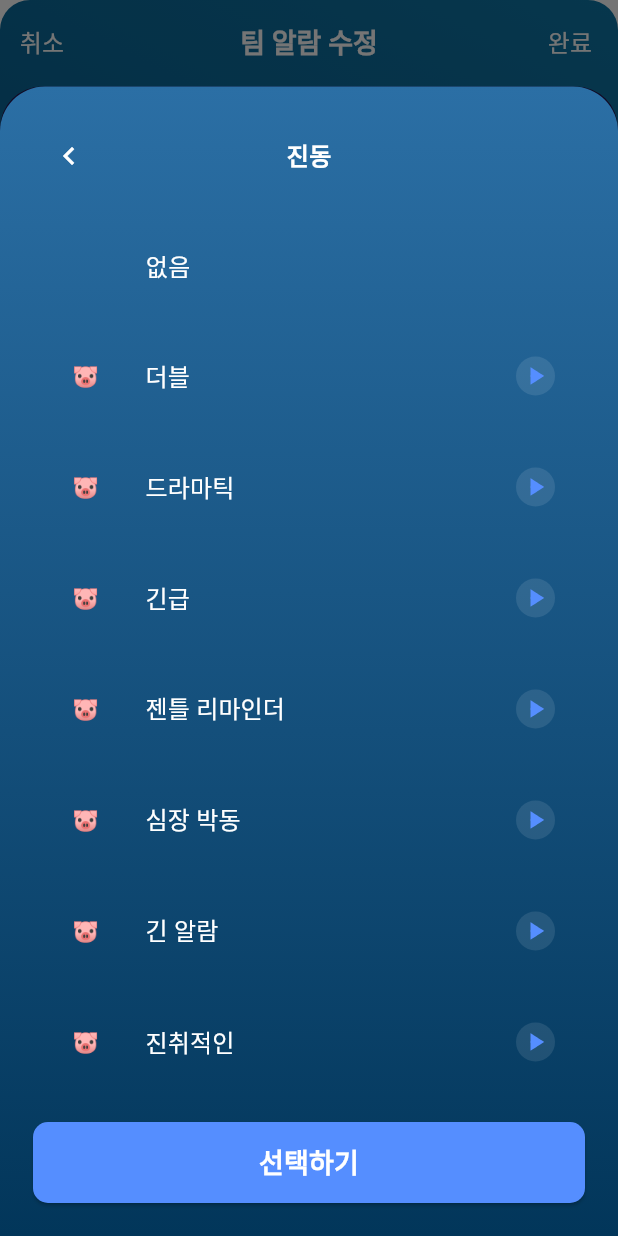
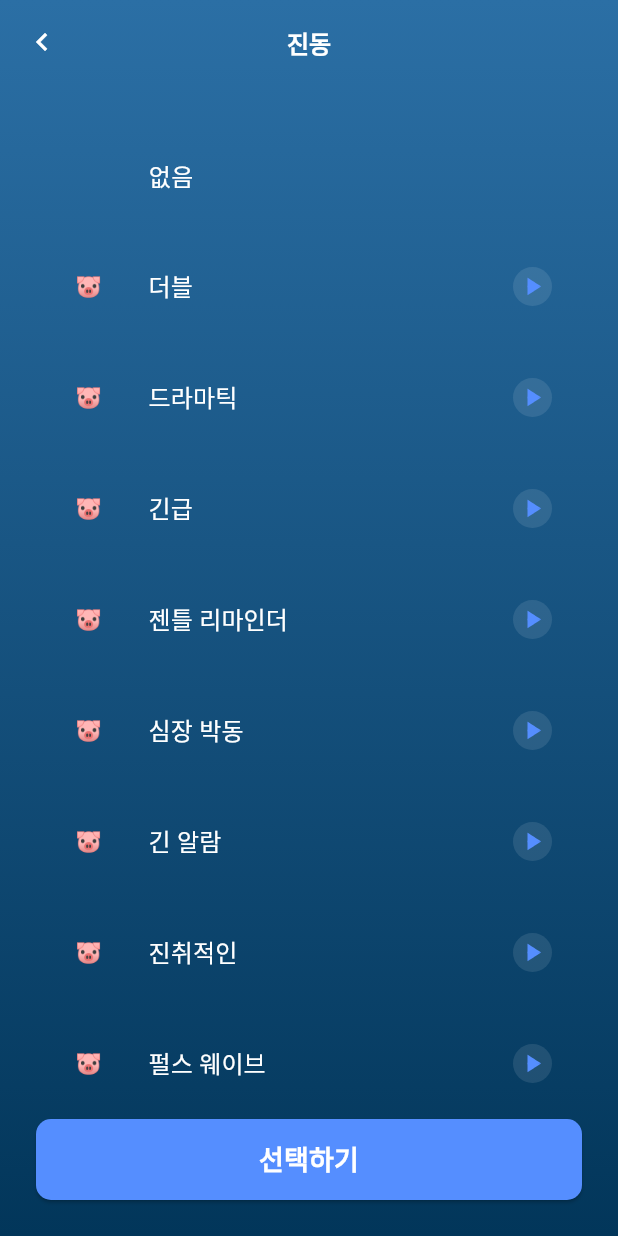
Before and after one commit to elian118/alarmi, a Flutter app: the CreateAlarmScreen screen opened directly with empty values, after a tap on "진동", on a phone screen of 412 x 824 dp. Run offline on Flutter 3.47's test engine with Material 3 defaults, Android fonts, the phone set to English and light mode, and no system bars; drawn by our look-alikes of flutter_animate; our stand-ins replace animated_text_kit, awesome_notifications, flutter_riverpod, flutter_svg, fluttertoast, go_router and 6 more; missing offline and left inert: shake; accounts and stored records are empty; Roboto replaces fonts that are missing (Pretendard); statements that could not run were skipped; project files that could hold a hidden picture were left out.

Commit message:
알람 생성 / 수정 > 알람음 / 진동 다이얼로그 띄움 방식 변경

```diff
--- a/lib/common/routes/router.dart
+++ b/lib/common/routes/router.dart
@@ -1,6 +1,10 @@
+import 'dart:ui';
+
 import 'package:alarmi/common/configs/notification_initialize.dart';
 import 'package:alarmi/features/alarm/screens/alarms_screen.dart';
 import 'package:alarmi/features/alarm/screens/create_alarm_screen.dart';
+import 'package:alarmi/features/alarm/widgets/bell_settings_dialog.dart';
+import 'package:alarmi/features/alarm/widgets/vibrate_settings_dialog.dart';
 import 'package:alarmi/features/main/screens/main_screen.dart';
 import 'package:alarmi/features/missions/screens/shaking_clams_screen.dart';
 import 'package:alarmi/features/missions/services/mission_status_service.dart';
@@ -111,6 +115,56 @@ final routerProvider = Provider((ref) {
         },
       ),
       GoRoute(
+        name: BellSettingsDialog.routeName,
+        path: BellSettingsDialog.routeURL,
+        pageBuilder: (context, state) {
+          final Map<String, dynamic>? extras =
+              state.extra as Map<String, dynamic>?;
+
+          final Function(String?, double) onSaveBellSettings =
+              extras?['onSaveBellSettings'] as Function(String?, double);
+          final String? selectedBellId = extras?['selectedBellId'] as String?;
+
+          return goRouteSlidePageBuilder(
+            context,
+            state,
+            target: BellSettingsDialog(
+              onSaveBellSettings: onSaveBellSettings,
+              selectedBellId: selectedBellId,
+            ),
+            begin: Offset(1.0, 0.0),
+          );
+        },
+      ),
+      GoRoute(
+        name: VibrateSettingsDialog.routeName,
+        path: VibrateSettingsDialog.routeURL,
+        pageBuilder: (context, state) {
+          final Map<String, dynamic>? extras =
+              state.extra as Map<String, dynamic>?;
+
+          final bool isActivatedVibrate = extras?['isActivatedVibrate'] as bool;
+          final Function() toggleActivatedVibrate =
+              extras?['toggleActivatedVibrate'] as Function();
+          final String? selectedVibrateId =
+              extras?['selectedVibrateId'] as String?;
+          final Function(String?) onSaveVibrateSettings =
+              extras?['onSaveVibrateSettings'] as Function(String?);
+
+          return goRouteSlidePageBuilder(
+            context,
+            state,
+            target: VibrateSettingsDialog(
+              isActivatedVibrate: isActivatedVibrate,
+              toggleActivatedVibrate: toggleActivatedVibrate,
+              selectedVibrateId: selectedVibrateId,
+              onSaveVibrateSettings: onSaveVibrateSettings,
+            ),
+            begin: Offset(1.0, 0.0),
+          );
+        },
+      ),
+      GoRoute(
         name: ShakingClamsScreen.routeName,
         path: ShakingClamsScreen.routeURL,
         builder: (context, state) => const ShakingClamsScreen(),
--- a/lib/features/alarm/widgets/alarm_settings.dart
+++ b/lib/features/alarm/widgets/alarm_settings.dart
@@ -9,6 +9,7 @@ import 'package:alarmi/features/alarm/widgets/vibrate_settings_dialog.dart';
 import 'package:alarmi/utils/date_utils.dart';
 import 'package:collection/collection.dart';
 import 'package:flutter/material.dart';
+import 'package:go_router/go_router.dart';
 
 class AlarmSettings extends StatefulWidget {
   final List<Weekday> weekdays;
@@ -60,6 +61,10 @@ class _AlarmSettingsState extends State<AlarmSettings> {
   }
 
   void onSaveBellSettings(String? bellId, double volume) {
+    if (!mounted) {
+      // 위젯이 이미 dispose 되었다면, setState 호출하지 않고 그냥 반환
+      return;
+    }
     setState(() {
       _selectedBellId = bellId;
     });
@@ -80,31 +85,23 @@ class _AlarmSettingsState extends State<AlarmSettings> {
   }
 
   void openSettingsDialog(String type) {
-    showModalBottomSheet(
-      context: context,
-      backgroundColor: Color(0xFF110924),
-      builder:
-          (context) =>
-              type == 'bell'
-                  ? FractionallySizedBox(
-                    heightFactor: 0.93,
-                    child: BellSettingsDialog(
-                      onSaveBellSettings: onSaveBellSettings,
-                      selectedBellId: _selectedBellId,
-                    ),
-                  )
-                  : FractionallySizedBox(
-                    heightFactor: 0.93,
-                    child: VibrateSettingsDialog(
-                      isActivatedVibrate: widget.isActivatedVibrate,
-                      toggleActivatedVibrate: widget.toggleActivatedVibrate,
-                      selectedVibrateId: _selectedVibrateId,
-                      onSaveVibrateSettings: onSaveVibrateSettings,
-                    ),
-                  ),
-      isScrollControlled: true,
-      // barrierColor: Colors.transparent,
-    );
+    type == 'bell'
+        ? context.pushNamed(
+          BellSettingsDialog.routeName,
+          extra: {
+            'onSaveBellSettings': onSaveBellSettings, // 함수 전달
+            'selectedBellId': _selectedBellId, // 데이터 전달 (혹은 queryParams로도 가능)
+          },
+        )
+        : context.pushNamed(
+          VibrateSettingsDialog.routeName,
+          extra: {
+            'isActivatedVibrate': widget.isActivatedVibrate,
+            'toggleActivatedVibrate': widget.toggleActivatedVibrate,
+            'selectedVibrateId': _selectedVibrateId,
+            'onSaveVibrateSettings': onSaveVibrateSettings,
+          },
+        );
   }
 
   String getBellTitleById(String id) =>
@@ -202,7 +199,7 @@ class _AlarmSettingsState extends State<AlarmSettings> {
                 mainAxisAlignment: MainAxisAlignment.spaceBetween,
                 children: [
                   Text(
-                    '알림음',
+                    '알람음',
                     style: TextStyle(
                       color: Colors.white,
                       fontSize: 16,
--- a/lib/features/alarm/widgets/vibrate_settings_dialog.dart
+++ b/lib/features/alarm/widgets/vibrate_settings_dialog.dart
@@ -1,12 +1,13 @@
-import 'package:alarmi/common/consts/gaps.dart';
 import 'package:alarmi/common/consts/sizes.dart';
 import 'package:alarmi/features/alarm/widgets/vibrates.dart';
 import 'package:alarmi/utils/date_utils.dart';
-import 'package:alarmi/utils/helper_utils.dart';
 import 'package:flutter/material.dart';
 import 'package:go_router/go_router.dart';
 
 class VibrateSettingsDialog extends StatefulWidget {
+  static const String routeName = 'vibrate_settings_dialog';
+  static const String routeURL = '/vibrate_settings';
+
   final bool isActivatedVibrate;
   final Function() toggleActivatedVibrate;
   final String? selectedVibrateId;
@@ -62,15 +63,16 @@ class _VibrateSettingsDialogState extends State<VibrateSettingsDialog> {
 
   @override
   Widget build(BuildContext context) {
-    return Container(
-      padding: EdgeInsets.all(22),
-      height: getWinHeight(context) * 0.87,
-      width: getWinWidth(context),
+    return PopScope(
+      canPop: true,
+      onPopInvokedWithResult: (didPop, result) {
+        if (didPop) {
+          return;
+        }
+        context.pop();
+      },
+      child: Container(
         decoration: BoxDecoration(
-        borderRadius: BorderRadius.only(
-          topLeft: Radius.circular(30),
-          topRight: Radius.circular(30),
-        ),
           gradient: LinearGradient(
             begin: Alignment.topCenter,
             end: Alignment.bottomCenter,
@@ -80,17 +82,14 @@ class _VibrateSettingsDialogState extends State<VibrateSettingsDialog> {
             ],
           ),
         ),
-      child: Column(
-        spacing: 12,
-        children: [
-          Row(
-            mainAxisAlignment: MainAxisAlignment.spaceBetween,
-            children: [
-              IconButton(
+        child: Scaffold(
+          backgroundColor: Colors.transparent,
+          appBar: AppBar(
+            leading: IconButton(
               onPressed: () => context.pop(),
               icon: Icon(Icons.chevron_left, size: 24, color: Colors.white),
             ),
-              Text(
+            title: Text(
               '진동',
               style: TextStyle(
                 color: Colors.white,
@@ -98,19 +97,20 @@ class _VibrateSettingsDialogState extends State<VibrateSettingsDialog> {
                 fontWeight: FontWeight.w600,
               ),
             ),
-              Gaps.h48,
-              // 기획에서 제거됨
-              // CstImageSwitch(
-              //   value: _isDialogActivatedVibrate,
-              //   onChanged: _onSwitchChanged,
-              //   thumbIconPath: 'assets/images/icons/cat_icon.svg',
-              // ),
-            ],
+            centerTitle: true,
+            backgroundColor: Colors.transparent,
+            elevation: 0,
           ),
+          body: Padding(
+            padding: const EdgeInsets.all(24.0),
+            child: Column(
+              spacing: 12,
+              children: [
                 Expanded(
                   child: Vibrates(
                     selectedVibrateId: _selectedVibrateId,
-              onChangeCurrentPlayingPatternId: onChangeCurrentPlayingPatternId,
+                    onChangeCurrentPlayingPatternId:
+                        onChangeCurrentPlayingPatternId,
                     setToUpdateVibrateId: setToUpdateVibrateId,
                     isDialogActivatedVibrate: _isDialogActivatedVibrate,
                   ),
@@ -139,6 +139,9 @@ class _VibrateSettingsDialogState extends State<VibrateSettingsDialog> {
                 ),
               ],
             ),
+          ),
+        ),
+      ),
     );
   }
 }
```
Also changed, not shown: lib/features/alarm/widgets/bell_settings_dialog.dart (+40 -23 lines), 1 other file. Lines whose indentation alone changed are shown as unchanged.
